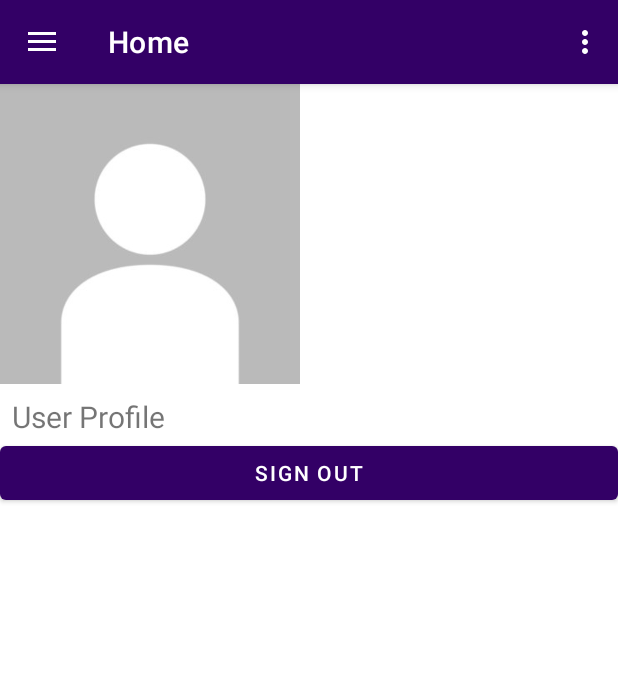
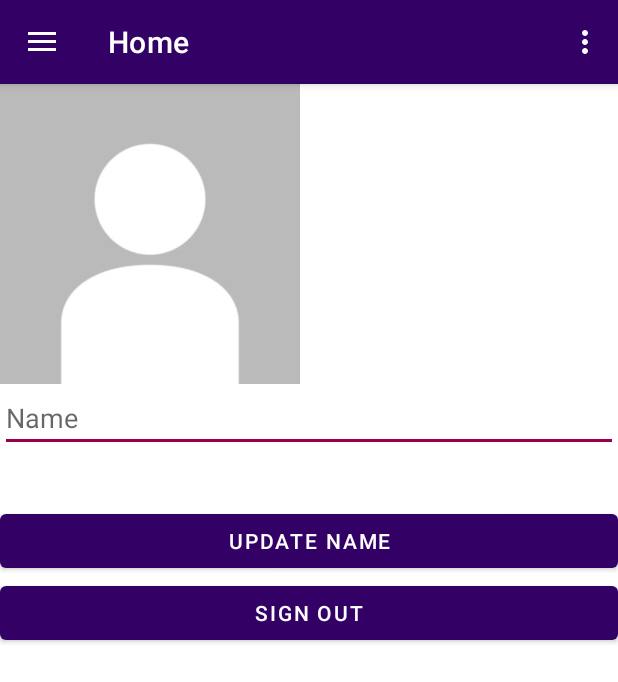
Before and after one commit to MoonShotApp1/MoonShot, an Android app: the screen it shows after launch once a user with an empty profile is signed in (MainActivity), on a phone screen of 412 x 824 dp. Shown: the top 682 px of the screen. Run offline under Robolectric (Android 15) with nearby library versions, the phone set to English and light mode, and no system bars; our stand-ins replace Firebase (no records; nobody signed in at launch, a user with empty details on screens opened directly), navigation-ui; 1 statement that could not run was skipped.

Commit message:
added name to db

```diff
--- a/app/src/main/java/com/dartmouth/moonshot/MainActivity.kt
+++ b/app/src/main/java/com/dartmouth/moonshot/MainActivity.kt
@@ -17,6 +17,8 @@ import com.dartmouth.moonshot.databinding.ActivityMainBinding
 import com.dartmouth.moonshot.ui.home.HomeFragment
 import com.google.firebase.auth.FirebaseAuth
 import com.google.firebase.auth.FirebaseUser
+import com.google.firebase.firestore.ktx.firestore
+import com.google.firebase.ktx.Firebase
 
 class MainActivity : AppCompatActivity() {
 
@@ -25,6 +27,7 @@ class MainActivity : AppCompatActivity() {
 
     private var mFirebaseAuth: FirebaseAuth? = null
     private var mFirebaseUser: FirebaseUser? = null
+    private var firestoreDB = Firebase.firestore
 
     override fun onCreate(savedInstanceState: Bundle?) {
         super.onCreate(savedInstanceState)
@@ -51,6 +54,8 @@ class MainActivity : AppCompatActivity() {
         mFirebaseAuth = FirebaseAuth.getInstance()
         mFirebaseUser = mFirebaseAuth!!.getCurrentUser()
 
+        //firestoreDB.collection("users").document("user_info").update("name", "Patrick")
+
         if(mFirebaseUser == null){
             logIn()
         }
--- a/app/src/main/java/com/dartmouth/moonshot/ui/home/HomeFragment.kt
+++ b/app/src/main/java/com/dartmouth/moonshot/ui/home/HomeFragment.kt
@@ -7,6 +7,7 @@ import android.view.LayoutInflater
 import android.view.View
 import android.view.ViewGroup
 import android.widget.Button
+import android.widget.EditText
 import android.widget.TextView
 import androidx.fragment.app.Fragment
 import androidx.lifecycle.MutableLiveData
@@ -17,6 +18,8 @@ import com.dartmouth.moonshot.R
 import com.dartmouth.moonshot.databinding.FragmentHomeBinding
 import com.google.firebase.auth.FirebaseAuth
 import com.google.firebase.auth.FirebaseUser
+import com.google.firebase.firestore.ktx.firestore
+import com.google.firebase.ktx.Firebase
 import java.util.*
 
 class HomeFragment : Fragment() {
@@ -24,8 +27,12 @@ class HomeFragment : Fragment() {
     private lateinit var homeViewModel: HomeViewModel
     private var _binding: FragmentHomeBinding? = null
     private lateinit var buttonSignOut: Button
+    private lateinit var buttonUpdateName: Button
+    private lateinit var edittextName: EditText
+    private lateinit var textviewName: TextView
 
     private var mFirebaseAuth: FirebaseAuth? = null
+    private var firestoreDB = Firebase.firestore
 
     // This property is only valid between onCreateView and
     // onDestroyView.
@@ -42,14 +49,48 @@ class HomeFragment : Fragment() {
         _binding = FragmentHomeBinding.inflate(inflater, container, false)
         val root: View = binding.root
 
-        mFirebaseAuth = FirebaseAuth.getInstance()
+        edittextName = root.findViewById(R.id.edittext_name)
+        textviewName = root.findViewById(R.id.text_home)
 
         buttonSignOut = root.findViewById(R.id.button_signout)
         buttonSignOut.setOnClickListener(){
                 signOutUser()
             }
 
+        buttonUpdateName = root.findViewById(R.id.button_update_name)
+        buttonUpdateName.setOnClickListener(){
+            updateName()
+        }
+
         return root
+    }
+
+    override fun onResume() {
+        super.onResume()
+        mFirebaseAuth = FirebaseAuth.getInstance()
+
+        // Get saved name
+        if(mFirebaseAuth != null) {
+            if(mFirebaseAuth!!.currentUser != null) {
+                val docRef =
+                    firestoreDB.collection("users").document(mFirebaseAuth!!.currentUser!!.uid)
+                docRef.get().addOnSuccessListener {
+                    val newName = it["name"].toString()
+                    textviewName.text = newName
+                }
+            }
+        }
+    }
+
+    fun updateName(){
+        val newName = edittextName.text
+        // Create hash map with newName
+        val doc = firestoreDB.collection("users").document(mFirebaseAuth!!.currentUser!!.uid)
+        val updates = hashMapOf<String, Any>(
+            "name" to newName.toString()
+        )
+        doc.set(updates)
+        textviewName.text = newName
     }
 
     fun signOutUser(){
--- a/app/src/main/res/layout/fragment_home.xml
+++ b/app/src/main/res/layout/fragment_home.xml
@@ -12,6 +12,12 @@
         android:layout_height="200dp"
         app:srcCompat="@drawable/default_profile"/>
 
+    <EditText
+        android:layout_width="match_parent"
+        android:layout_height="wrap_content"
+        android:id="@+id/edittext_name"
+        android:hint="Name"/>
+
     <TextView
         android:id="@+id/text_home"
         android:text="User Profile"
@@ -25,6 +31,12 @@
     <Button
         android:layout_width="match_parent"
         android:layout_height="wrap_content"
+        android:id="@+id/button_update_name"
+        android:text="Update Name"/>
+
+    <Button
+        android:layout_width="match_parent"
+        android:layout_height="wrap_content"
         android:id="@+id/button_signout"
         android:text="Sign Out"/>
 </LinearLayout>
```
